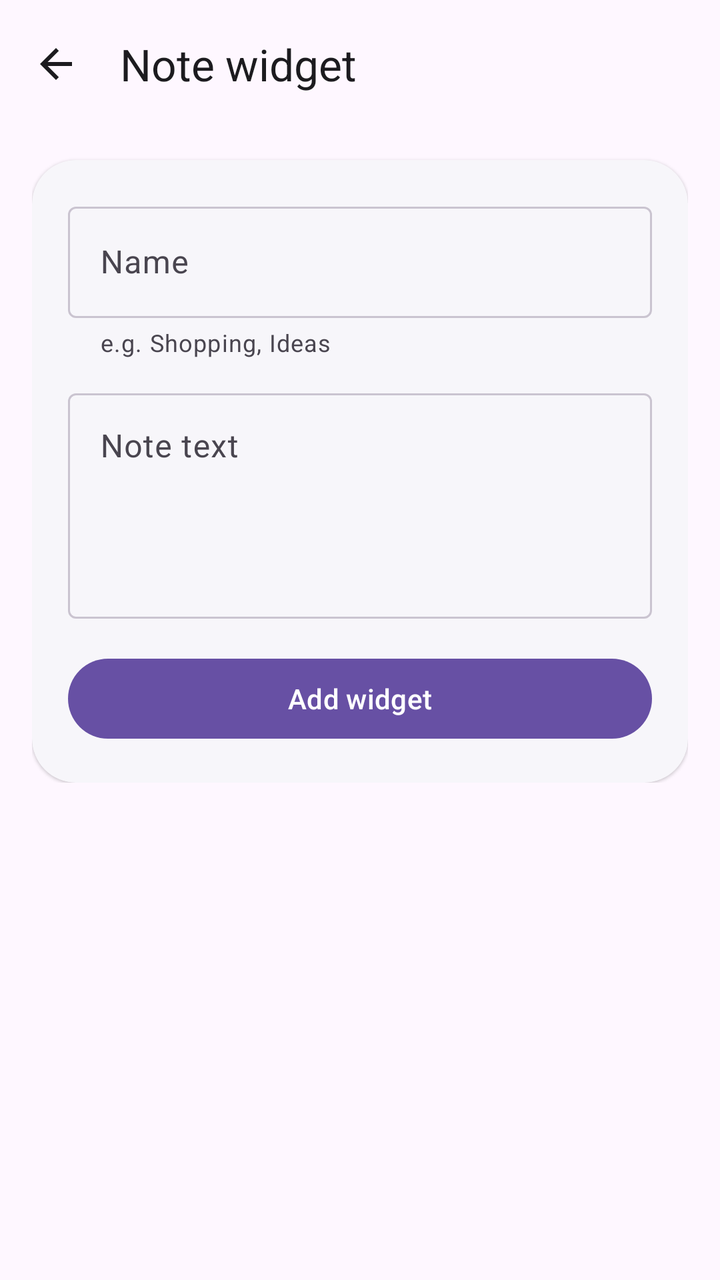
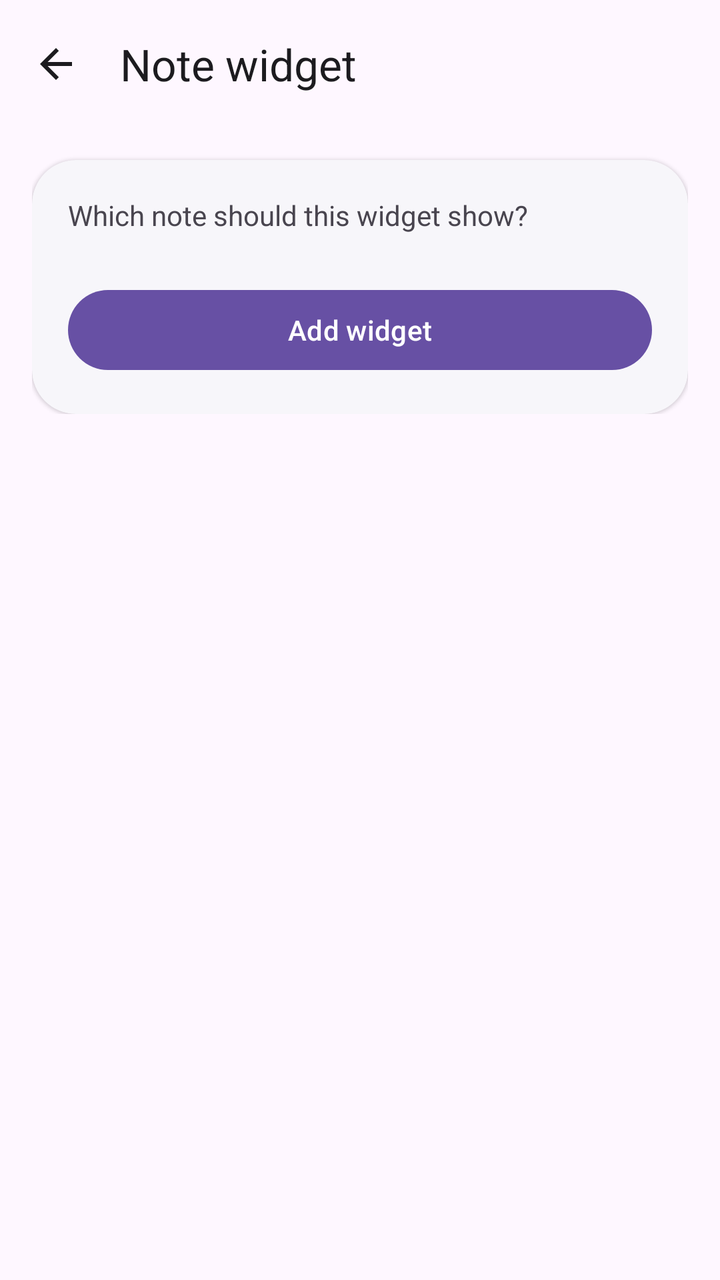

The first picture is an Android layout as it rendered before a commit; the second is the same layout after the commit. The layout source and the unified diff follow.
<!-- AndroidManifest.xml: activity theme Theme.Widgeter -->
<!-- res/layout/activity_note_config.xml -->
<?xml version="1.0" encoding="utf-8"?>
<LinearLayout xmlns:android="http://schemas.android.com/apk/res/android"
    xmlns:app="http://schemas.android.com/apk/res-auto"
    android:id="@+id/config_root"
    android:layout_width="match_parent"
    android:layout_height="match_parent"
    android:background="?android:attr/colorBackground"
    android:orientation="vertical">

    <com.google.android.material.appbar.MaterialToolbar
        android:id="@+id/config_toolbar"
        android:layout_width="match_parent"
        android:layout_height="?attr/actionBarSize"
        app:navigationIcon="@drawable/ic_back"
        app:title="@string/cfg_note_title"
        app:titleTextColor="?attr/colorOnSurface" />

    <androidx.core.widget.NestedScrollView
        android:layout_width="match_parent"
        android:layout_height="match_parent"
        android:clipToPadding="false"
        android:paddingBottom="24dp">

        <LinearLayout
            android:layout_width="match_parent"
            android:layout_height="wrap_content"
            android:orientation="vertical"
            android:paddingHorizontal="16dp">

            <com.google.android.material.card.MaterialCardView style="@style/Card">

                <LinearLayout style="@style/CardInner">

                    <com.google.android.material.textfield.TextInputLayout
                        style="@style/Widget.Material3.TextInputLayout.OutlinedBox"
                        android:layout_width="match_parent"
                        android:layout_height="wrap_content"
                        android:hint="@string/cfg_name"
                        app:helperText="@string/cfg_note_name_hint">

                        <com.google.android.material.textfield.TextInputEditText
                            android:id="@+id/cfg_name_input"
                            android:layout_width="match_parent"
                            android:layout_height="wrap_content"
                            android:inputType="text|textCapWords"
                            android:maxLines="1"
                            android:importantForAutofill="no" />
                    </com.google.android.material.textfield.TextInputLayout>

                    <com.google.android.material.textfield.TextInputLayout
                        style="@style/Widget.Material3.TextInputLayout.OutlinedBox"
                        android:layout_width="match_parent"
                        android:layout_height="wrap_content"
                        android:layout_marginTop="12dp"
                        android:hint="@string/cfg_note_text">

                        <com.google.android.material.textfield.TextInputEditText
                            android:id="@+id/cfg_text_input"
                            android:layout_width="match_parent"
                            android:layout_height="wrap_content"
                            android:gravity="top"
                            android:inputType="textMultiLine|textCapSentences"
                            android:minLines="4"
                            android:maxLines="12"
                            android:importantForAutofill="no" />
                    </com.google.android.material.textfield.TextInputLayout>

                    <com.google.android.material.button.MaterialButton
                        android:id="@+id/cfg_save"
                        android:layout_width="match_parent"
                        android:layout_height="wrap_content"
                        android:layout_marginTop="16dp"
                        android:text="@string/cfg_add" />
                </LinearLayout>
            </com.google.android.material.card.MaterialCardView>

        </LinearLayout>
    </androidx.core.widget.NestedScrollView>

</LinearLayout>
<!-- resources referenced by this layout -->
<resources>
  <!-- drawable ic_back (drawable) -->
  <vector xmlns:android="http://schemas.android.com/apk/res/android"
      android:width="24dp"
      android:height="24dp"
      android:viewportWidth="24"
      android:viewportHeight="24"
      android:tint="?attr/colorOnSurface">
      <path
          android:fillColor="#000000"
          android:pathData="M20,11H7.83l5.59,-5.59L12,4l-8,8 8,8 1.41,-1.41L7.83,13H20v-2z" />
  </vector>
  <string name="cfg_add">Add widget</string>
  <string name="cfg_name">Name</string>
  <string name="cfg_note_name_hint">e.g. Shopping, Ideas</string>
  <string name="cfg_note_text">Note text</string>
  <string name="cfg_note_title">Note widget</string>
  <style name="Card" parent="Widget.Material3.CardView.Elevated">
          <item name="android:layout_width">match_parent</item>
          <item name="android:layout_height">wrap_content</item>
          <item name="android:layout_marginTop">16dp</item>
          <item name="cardCornerRadius">22dp</item>
          <item name="cardElevation">1dp</item>
          <item name="cardBackgroundColor">?attr/colorSurface</item>
      </style>
  <style name="CardInner">
          <item name="android:layout_width">match_parent</item>
          <item name="android:layout_height">wrap_content</item>
          <item name="android:orientation">vertical</item>
          <item name="android:padding">18dp</item>
      </style>
  <style name="Theme.Widgeter" parent="Theme.Material3.DayNight.NoActionBar">
          <item name="colorPrimary">@color/brand</item>
          <item name="colorOnPrimary">@color/on_brand</item>
          <item name="colorPrimaryContainer">@color/brand_container</item>
          <item name="colorOnPrimaryContainer">@color/on_brand_container</item>
          <item name="colorSecondary">@color/brand</item>
          <item name="colorSecondaryContainer">@color/brand_container</item>
          <item name="colorOnSecondaryContainer">@color/on_brand_container</item>
          <item name="android:colorBackground">@color/app_bg</item>
          <item name="colorSurface">@color/surface</item>
          <item name="colorOnSurface">@color/on_surface</item>
          <item name="colorSurfaceVariant">@color/surface_variant</item>
          <item name="colorOnSurfaceVariant">@color/on_surface_variant</item>
          <item name="colorOutline">@color/outline</item>
          <item name="android:statusBarColor">@android:color/transparent</item>
          <item name="android:navigationBarColor">@android:color/transparent</item>
      </style>
  <color name="brand">#6750A4</color>
  <color name="on_brand">#FFFFFF</color>
  <color name="brand_container">#EADDFF</color>
  <color name="on_brand_container">#21005D</color>
  <color name="app_bg">#FEF7FF</color>
  <color name="surface">#FFFFFF</color>
  <color name="on_surface">#1C1B1F</color>
  <color name="surface_variant">#F3EDF7</color>
  <color name="on_surface_variant">#49454F</color>
  <color name="outline">#CAC4D0</color>
</resources>

<!-- the commit's change to res/layout/activity_note_config.xml (unified diff, before → after) -->
@@ -28,42 +28,43 @@
             android:paddingHorizontal="16dp">
 
             <com.google.android.material.card.MaterialCardView style="@style/Card">
-
                 <LinearLayout style="@style/CardInner">
 
-                    <com.google.android.material.textfield.TextInputLayout
-                        style="@style/Widget.Material3.TextInputLayout.OutlinedBox"
+                    <TextView
                         android:layout_width="match_parent"
                         android:layout_height="wrap_content"
-                        android:hint="@string/cfg_name"
-                        app:helperText="@string/cfg_note_name_hint">
+                        android:text="@string/cfg_which_note"
+                        android:textColor="?attr/colorOnSurfaceVariant"
+                        android:textSize="14sp" />
 
-                        <com.google.android.material.textfield.TextInputEditText
-                            android:id="@+id/cfg_name_input"
+                    <RadioGroup
+                        android:id="@+id/cfg_choices"
+                        android:layout_width="match_parent"
+                        android:layout_height="wrap_content"
+                        android:layout_marginTop="8dp" />
+
+                    <LinearLayout
+                        android:id="@+id/cfg_new_fields"
+                        android:layout_width="match_parent"
+                        android:layout_height="wrap_content"
+                        android:orientation="vertical"
+                        android:visibility="gone">
+
+                        <com.google.android.material.textfield.TextInputLayout
+                            style="@style/Widget.Material3.TextInputLayout.OutlinedBox"
                             android:layout_width="match_parent"
                             android:layout_height="wrap_content"
-                            android:inputType="text|textCapWords"
-                            android:maxLines="1"
-                            android:importantForAutofill="no" />
-                    </com.google.android.material.textfield.TextInputLayout>
+                            android:hint="@string/cfg_name">
 
-                    <com.google.android.material.textfield.TextInputLayout
-                        style="@style/Widget.Material3.TextInputLayout.OutlinedBox"
-                        android:layout_width="match_parent"
-                        android:layout_height="wrap_content"
-                        android:layout_marginTop="12dp"
-                        android:hint="@string/cfg_note_text">
-
-                        <com.google.android.material.textfield.TextInputEditText
-                            android:id="@+id/cfg_text_input"
-                            android:layout_width="match_parent"
-                            android:layout_height="wrap_content"
-                            android:gravity="top"
-                            android:inputType="textMultiLine|textCapSentences"
-                            android:minLines="4"
-                            android:maxLines="12"
-                            android:importantForAutofill="no" />
-                    </com.google.android.material.textfield.TextInputLayout>
+                            <com.google.android.material.textfield.TextInputEditText
+                                android:id="@+id/cfg_name_input"
+                                android:layout_width="match_parent"
+                                android:layout_height="wrap_content"
+                                android:inputType="text|textCapWords"
+                                android:maxLines="1"
+                                android:importantForAutofill="no" />
+                        </com.google.android.material.textfield.TextInputLayout>
+                    </LinearLayout>
 
                     <com.google.android.material.button.MaterialButton
                         android:id="@+id/cfg_save"
<!-- resource entries referenced after the edit -->
@@ -13,9 +13,8 @@
   </vector>
   <string name="cfg_add">Add widget</string>
   <string name="cfg_name">Name</string>
-  <string name="cfg_note_name_hint">e.g. Shopping, Ideas</string>
-  <string name="cfg_note_text">Note text</string>
   <string name="cfg_note_title">Note widget</string>
+  <string name="cfg_which_note">Which note should this widget show?</string>
   <style name="Card" parent="Widget.Material3.CardView.Elevated">
           <item name="android:layout_width">match_parent</item>
           <item name="android:layout_height">wrap_content</item>
